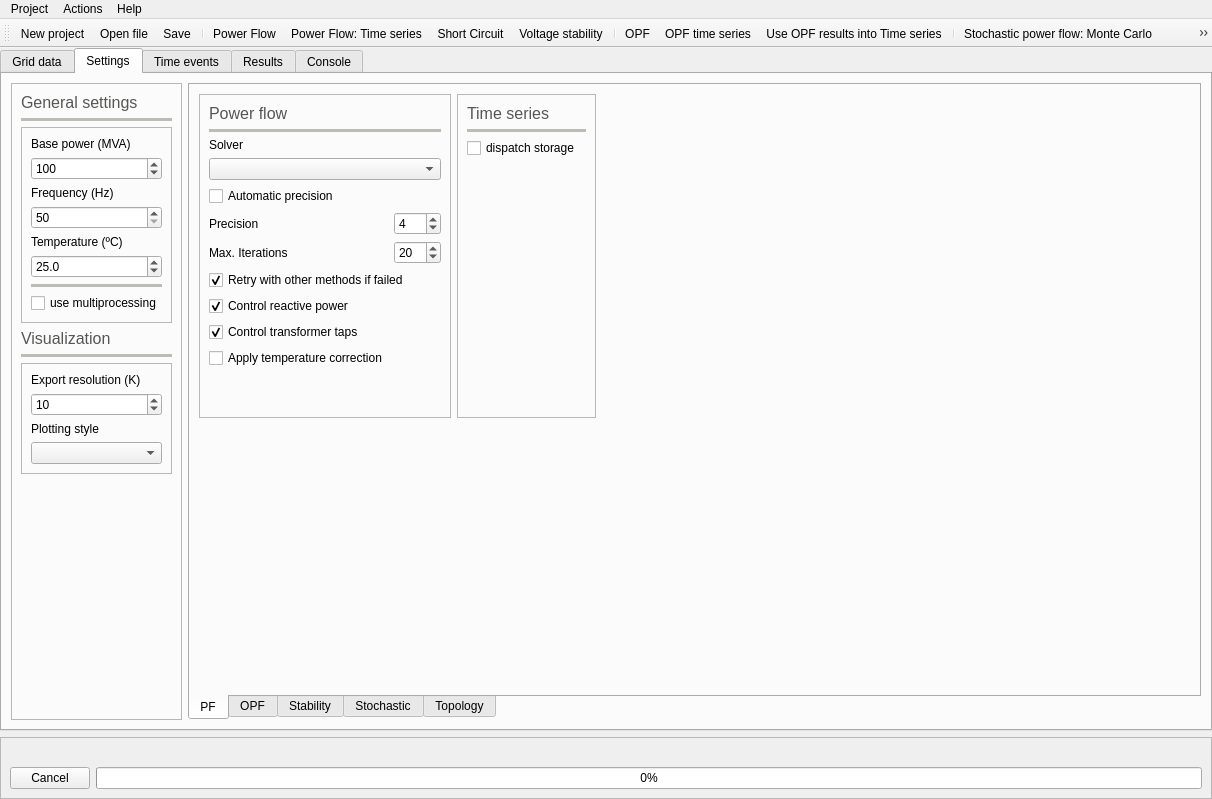
This is UnderDevelopment/GridCal/Gui/Main/MainWindow.ui in SanPen/GridCal as Qt 5 draws it before an edit. The edited form follows.
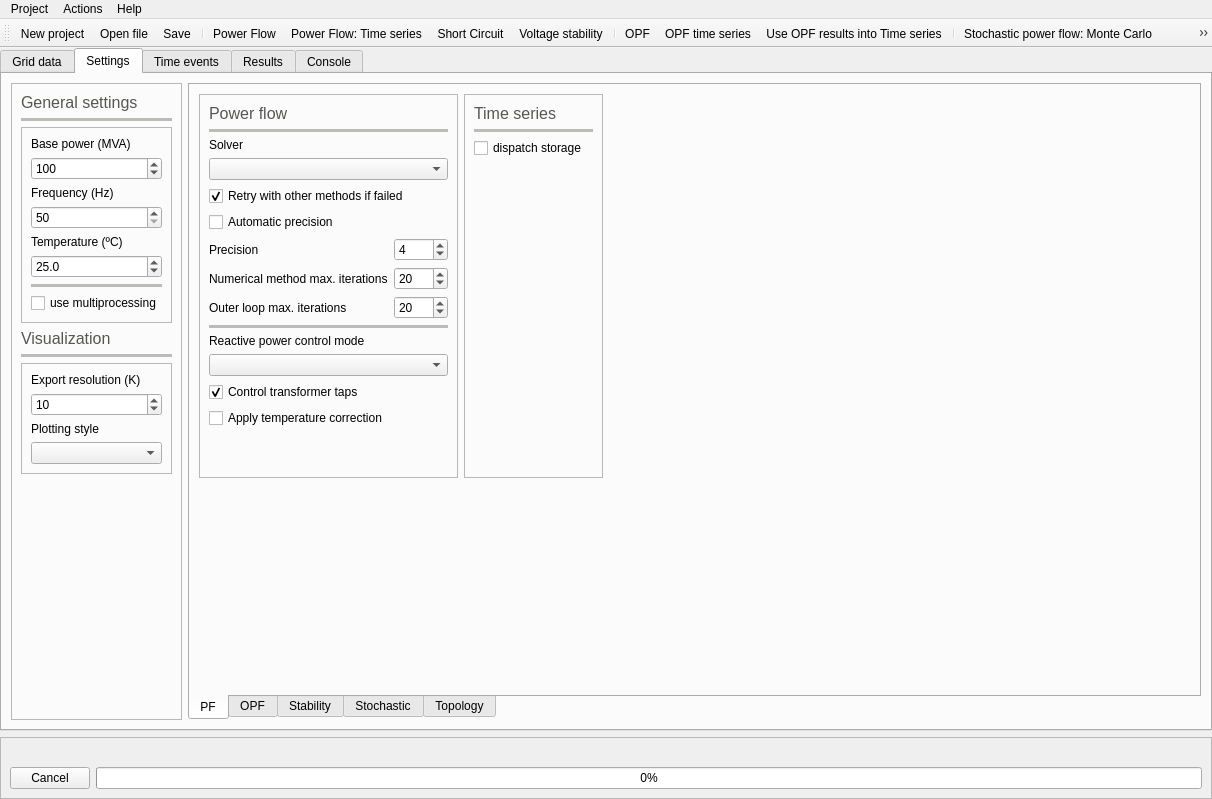
This is the edited form. The open tabs and pages were chosen to show the change. Icons and pictures are not drawn. Custom widgets are drawn as their Qt base class.

Commit message: Removed and refactored power flow options. Updated tests accordingly. Updated the GUI to have the max outer loop iterations option.

```diff
--- a/UnderDevelopment/GridCal/Gui/Main/MainWindow.ui
+++ b/UnderDevelopment/GridCal/Gui/Main/MainWindow.ui
@@ -1100,14 +1100,14 @@
                <enum>QFrame::Raised</enum>
               </property>
               <layout class="QGridLayout" name="gridLayout_4">
-               <item row="7" column="0">
+               <item row="8" column="0">
                 <widget class="QLabel" name="label_5">
                  <property name="text">
                   <string>Precision</string>
                  </property>
                 </widget>
                </item>
-               <item row="7" column="1">
+               <item row="8" column="1">
                 <widget class="QSpinBox" name="tolerance_spinBox">
                  <property name="toolTip">
                   <string>&lt;html&gt;&lt;head/&gt;&lt;body&gt;&lt;p&gt;Exponent of the precission to use.&lt;/p&gt;&lt;p&gt;precision = 1x10^-factor&lt;/p&gt;&lt;p&gt;i.e.&lt;/p&gt;&lt;p&gt;factor=3&lt;/p&gt;&lt;p&gt;precision = 1e-3&lt;/p&gt;&lt;/body&gt;&lt;/html&gt;</string>
@@ -1123,14 +1123,14 @@
                  </property>
                 </widget>
                </item>
-               <item row="8" column="0">
+               <item row="9" column="0">
                 <widget class="QLabel" name="label_6">
                  <property name="text">
-                  <string>Max. Iterations</string>
+                  <string>Numerical method max. iterations</string>
                  </property>
                 </widget>
                </item>
-               <item row="8" column="1">
+               <item row="9" column="1">
                 <widget class="QSpinBox" name="max_iterations_spinBox">
                  <property name="toolTip">
                   <string>&lt;html&gt;&lt;head/&gt;&lt;body&gt;&lt;p&gt;Maximum numberof iterations to use.&lt;/p&gt;&lt;p&gt;&lt;br/&gt;&lt;/p&gt;&lt;p&gt;Tipical values: &lt;/p&gt;&lt;p&gt;Newton Raphson: 5&lt;/p&gt;&lt;p&gt;Levenberg-Marquards: 20&lt;/p&gt;&lt;p&gt;Fast decoupled: 10&lt;/p&gt;&lt;p&gt;Others: 20&lt;/p&gt;&lt;/body&gt;&lt;/html&gt;</string>
@@ -1146,33 +1146,7 @@
                  </property>
                 </widget>
                </item>
-               <item row="10" column="0" colspan="2">
-                <widget class="QCheckBox" name="helm_retry_checkBox">
-                 <property name="toolTip">
-                  <string>&lt;html&gt;&lt;head/&gt;&lt;body&gt;&lt;p&gt;If the selected method does not converge, try a list of methods that may help&lt;/p&gt;&lt;/body&gt;&lt;/html&gt;</string>
-                 </property>
-                 <property name="text">
-                  <string>Retry with other methods if failed</string>
-                 </property>
-                 <property name="checked">
-                  <bool>true</bool>
-                 </property>
-                </widget>
-               </item>
-               <item row="11" column="0" colspan="2">
-                <widget class="QCheckBox" name="control_Q_checkBox">
-                 <property name="toolTip">
-                  <string>Control the generator and battery reactive power dispatch to try to control the local bus voltage</string>
-                 </property>
-                 <property name="text">
-                  <string>Control reactive power</string>
-                 </property>
-                 <property name="checked">
-                  <bool>true</bool>
-                 </property>
-                </widget>
-               </item>
-               <item row="6" column="0" colspan="2">
+               <item row="7" column="0" colspan="2">
                 <widget class="QCheckBox" name="auto_precision_checkBox">
                  <property name="text">
                   <string>Automatic precision</string>
@@ -1288,7 +1262,7 @@
                  </property>
                 </widget>
                </item>
-               <item row="14" column="0">
+               <item row="18" column="0">
                 <spacer name="verticalSpacer_10">
                  <property name="orientation">
                   <enum>Qt::Vertical</enum>
@@ -1301,7 +1275,7 @@
                  </property>
                 </spacer>
                </item>
-               <item row="12" column="0">
+               <item row="16" column="0">
                 <widget class="QCheckBox" name="control_transformer_taps_checkBox">
                  <property name="toolTip">
                   <string>Control the local bus voltage via tap shifting</string>
@@ -1314,7 +1288,7 @@
                  </property>
                 </widget>
                </item>
-               <item row="13" column="0">
+               <item row="17" column="0">
                 <widget class="QCheckBox" name="temperature_correction_checkBox">
                  <property name="toolTip">
                   <string>Correct the branches resistance using the temperature</string>
@@ -1324,6 +1298,102 @@
                  </property>
                 </widget>
                </item>
+               <item row="14" column="0">
+                <widget class="QLabel" name="label_48">
+                 <property name="text">
+                  <string>Reactive power control mode</string>
+                 </property>
+                </widget>
+               </item>
+               <item row="15" column="0" colspan="2">
+                <widget class="QComboBox" name="reactive_power_control_mode_comboBox"/>
+               </item>
+               <item row="11" column="0" colspan="2">
+                <widget class="Line" name="line_18">
+                 <property name="palette">
+                  <palette>
+                   <active>
+                    <colorrole role="WindowText">
+                     <brush brushstyle="SolidPattern">
+                      <color alpha="255">
+                       <red>186</red>
+                       <green>189</green>
+                       <blue>182</blue>
+                      </color>
+                     </brush>
+                    </colorrole>
+                   </active>
+                   <inactive>
+                    <colorrole role="WindowText">
+                     <brush brushstyle="SolidPattern">
+                      <color alpha="255">
+                       <red>186</red>
+                       <green>189</green>
+                       <blue>182</blue>
+                      </color>
+                     </brush>
+                    </colorrole>
+                   </inactive>
+                   <disabled>
+                    <colorrole role="WindowText">
+                     <brush brushstyle="SolidPattern">
+                      <color alpha="255">
+                       <red>190</red>
+                       <green>190</green>
+                       <blue>190</blue>
+                      </color>
+                     </brush>
+                    </colorrole>
+                   </disabled>
+                  </palette>
+                 </property>
+                 <property name="frameShadow">
+                  <enum>QFrame::Plain</enum>
+                 </property>
+                 <property name="lineWidth">
+                  <number>4</number>
+                 </property>
+                 <property name="orientation">
+                  <enum>Qt::Horizontal</enum>
+                 </property>
+                </widget>
+               </item>
+               <item row="6" column="0" colspan="2">
+                <widget class="QCheckBox" name="helm_retry_checkBox">
+                 <property name="toolTip">
+                  <string>&lt;html&gt;&lt;head/&gt;&lt;body&gt;&lt;p&gt;If the selected method does not converge, try a list of methods that may help&lt;/p&gt;&lt;/body&gt;&lt;/html&gt;</string>
+                 </property>
+                 <property name="text">
+                  <string>Retry with other methods if failed</string>
+                 </property>
+                 <property name="checked">
+                  <bool>true</bool>
+                 </property>
+                </widget>
+               </item>
+               <item row="10" column="1">
+                <widget class="QSpinBox" name="outer_loop_spinBox">
+                 <property name="toolTip">
+                  <string>Maximum iterations for the outer loop that controls reactive power and transformer taps.</string>
+                 </property>
+                 <property name="minimum">
+                  <number>1</number>
+                 </property>
+                 <property name="maximum">
+                  <number>9999</number>
+                 </property>
+                 <property name="value">
+                  <number>20</number>
+                 </property>
+                </widget>
+               </item>
+               <item row="10" column="0">
+                <widget class="QLabel" name="label_49">
+                 <property name="text">
+                  <string>Outer loop max. iterations</string>
+                 </property>
+                </widget>
+               </item>
               </layout>
              </widget>
             </item>
```
The commit also changes 12 other files.
